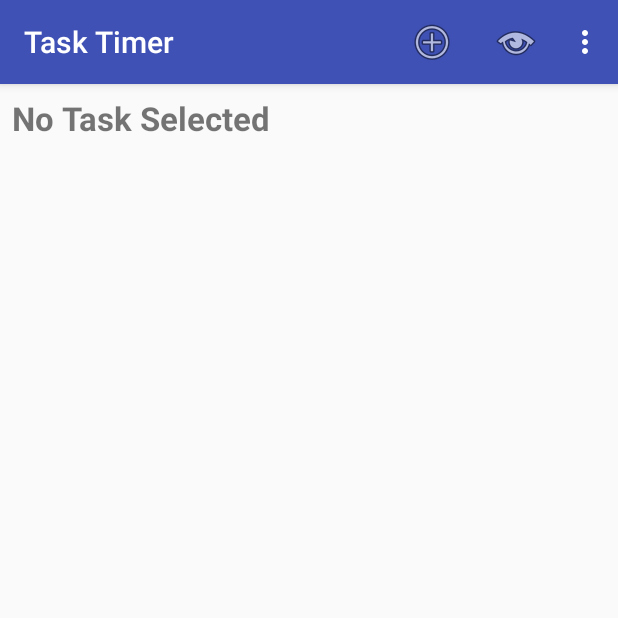
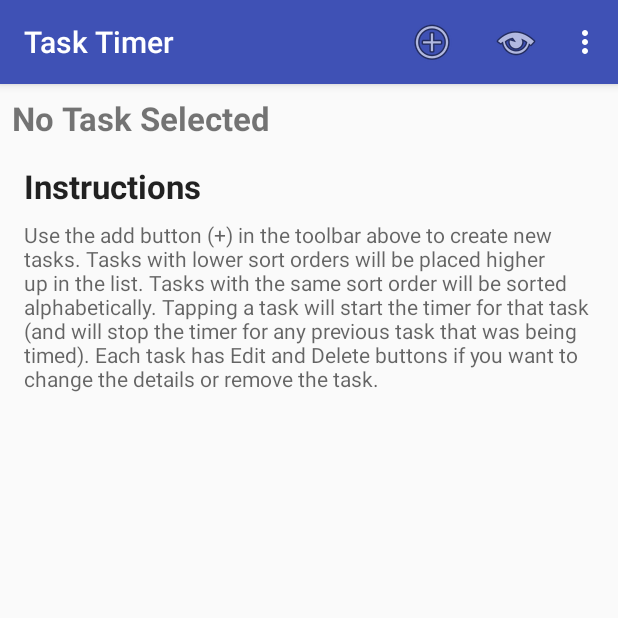
Before and after one commit to ponterip1/TaskTimer, an Android app: the screen it shows after launch (MainActivity), on a phone screen of 412 x 824 dp, the top half of it. Run offline under Robolectric (Android 15) with nearby library versions, the phone set to English and light mode, and no system bars.

Commit message:
finished CursorRecyclerViewAdapter and tested on emulator

```diff
--- a/app/src/main/java/com/peterponterio/tasktimer/CursorRecyclerViewAdapter.java
+++ b/app/src/main/java/com/peterponterio/tasktimer/CursorRecyclerViewAdapter.java
@@ -57,12 +57,8 @@ class CursorRecyclerViewAdapter extends RecyclerView.Adapter<CursorRecyclerViewA
         //if there wasnt any records, any data, or the cursor was null
         if((mCursor == null) || (mCursor.getCount() == 0)) {
             Log.d(TAG, "onBindViewHolder: providing instructions");
-            holder.name.setText("Instructions");
-            holder.description.setText("Use the add button (+) in the toolbar above to create new tasks. " +
-                    "\n\nTasks with lower sort orders will be placed higher up in the list." +
-                    "Tasks with the same sort order will be sorted alphabetically." +
-                    "\n\nTapping a task will start the timer for that task (and will stop the timer for any previous task that was being timed)." +
-                    "\n\nEach task has Edit and Delete buttons if you want to change the details or remove the task.");
+            holder.name.setText(R.string.instructions_heading);
+            holder.description.setText(R.string.instructions);
             holder.editButton.setVisibility(View.GONE);
             holder.deleteButton.setVisibility(View.GONE);
         } else { //if the cursor isnt null, display the data
@@ -89,10 +85,65 @@ class CursorRecyclerViewAdapter extends RecyclerView.Adapter<CursorRecyclerViewA
 
 
 
+    /*
+        recyclerView uses this so it knows how many items there are to display. If there are no items,
+        we will be sending back a view that displays the instructions. So in this case we dont want to
+         tell the recyclerView that there are no records. we'll always return atleast 1
+
+     */
     @Override
     public int getItemCount() {
-        return 0;
+        Log.d(TAG, "getItemCount: starts");
+
+        if((mCursor == null) || (mCursor.getCount() ==0)) {
+            return 1; //we return 1 because we populate a single ViewHolder with instructions
+        } else {
+            return mCursor.getCount();
+        }
     }
+
+
+
+
+
+
+
+    /**
+     * Swap in a new Cursor, returning the old Cursor.
+     * The returned old Cursor is <em>not</em> closed.
+     *
+     * @param newCursor The new cursor to be used
+     * @return Returns the previously set Cursor, or null if there wasnt one.
+     * If the given new Cursor is the same instance as the previously set
+     * Cursor, null is also returned
+     *
+     *
+     * Should be called whenever the cursor that the adapter is using is changed. We'll see it being
+     * called in main activity fragment when we provide a valid cursor for the first time and again
+     * when the loader is reset.
+     *
+     * The method returns the previous cursor, which can be useful if the owner of that cursor needs
+     * to close it. We dont have to worry about that because our cursor loader class takes care of it.
+     */
+    Cursor swapCursor(Cursor newCursor) {
+        if (newCursor == mCursor) {
+            return null;
+        }
+
+        final Cursor oldCursor = mCursor;
+        mCursor = newCursor;
+        if(newCursor != null) {
+            //notify the observers(such as a recyclerView) about the new cursor
+            notifyDataSetChanged();
+        } else {
+            //notify the observers about the lack of a data set
+            notifyItemRangeRemoved(0, getItemCount());
+        }
+        return oldCursor;
+
+    }
+
+
 
 
 
--- a/app/src/main/java/com/peterponterio/tasktimer/MainActivityFragment.java
+++ b/app/src/main/java/com/peterponterio/tasktimer/MainActivityFragment.java
@@ -8,6 +8,8 @@ import android.support.v4.app.Fragment;
 import android.support.v4.app.LoaderManager;
 import android.support.v4.content.CursorLoader;
 import android.support.v4.content.Loader;
+import android.support.v7.widget.LinearLayoutManager;
+import android.support.v7.widget.RecyclerView;
 import android.util.Log;
 import android.view.LayoutInflater;
 import android.view.View;
@@ -22,6 +24,14 @@ public class MainActivityFragment extends Fragment implements LoaderManager.Load
     private static final String TAG = "MainActivityFragment";
 
     public static final int LOADER_ID = 0;
+
+
+
+    private CursorRecyclerViewAdapter mAdapter; //add adapter reference
+
+
+
+
 
     public MainActivityFragment() {
         Log.d(TAG, "MainActivityFragment: starts");
@@ -74,8 +84,38 @@ public class MainActivityFragment extends Fragment implements LoaderManager.Load
     public View onCreateView(LayoutInflater inflater, ViewGroup container,
                              Bundle savedInstanceState) {
         Log.d(TAG, "onCreateView: starts");
-        return inflater.inflate(R.layout.fragment_main, container, false);
+
+
+        /*
+            we can use findViewById to get a reference to the recyclerView in our layout. Store
+            the view in a variable so we can call findViewById
+
+            Create a new cursor RecyclerView Adapter and link that to our recycler view
+         */
+        View view = inflater.inflate(R.layout.fragment_main, container, false);
+        RecyclerView recyclerView = (RecyclerView) view.findViewById(R.id.task_list);
+        recyclerView.setLayoutManager(new LinearLayoutManager(getContext()));
+
+        //no data yet, initializing with null which will cause it to return a view with instructions
+        mAdapter = new CursorRecyclerViewAdapter(null);
+        recyclerView.setAdapter(mAdapter);
+
+        Log.d(TAG, "onCreateView: returning");
+
+        return view;
     }
+
+
+
+
+
+
+
+
+
+
+
+
 
 
     /*
@@ -135,21 +175,20 @@ public class MainActivityFragment extends Fragment implements LoaderManager.Load
 
 
 
+
+
+
+
     @Override
     public void onLoadFinished(@NonNull Loader<Cursor> loader, Cursor data) {
-        //loop through the cursor and log the data that we get back
         Log.d(TAG, "Entering onLoadFinished");
-        int count = -1;
 
-        if(data != null) {
-            while(data.moveToNext()) {
-                for(int i=0; i<data.getColumnCount(); i++) {
-                    Log.d(TAG, "onLoadFinished: " + data.getColumnName(i) + ": " + data.getString(i));
-                }
-                Log.d(TAG, "onLoadFinished: ================================");
-            }
-            count = data.getCount();
-        }
+        /*
+            calling the swapCursor method and were retrieving the number of records from the adapter
+         */
+        mAdapter.swapCursor(data);
+        int count = mAdapter.getItemCount();
+
         Log.d(TAG, "onLoadFinished: count is " + count);
 
     }
@@ -166,5 +205,8 @@ public class MainActivityFragment extends Fragment implements LoaderManager.Load
     public void onLoaderReset(@NonNull Loader<Cursor> loader) {
         Log.d(TAG, "onLoaderReset: starts");
 
+        //adapter no longer holds a reference to the cursor. loader is free to close cursor now as well
+        mAdapter.swapCursor(null);
+
     }
 }
--- a/app/src/main/res/values/strings.xml
+++ b/app/src/main/res/values/strings.xml
@@ -14,4 +14,6 @@
     <string name="addedit_sort_hint">Orders: sorts low to high</string>
     <string name="addedit_save_text">Save</string>
     <string name="title_activity_add_edit">AddEditActivity</string>
+    <string name="instructions_heading">Instructions</string>
+    <string name="instructions">Use the add button (+) in the toolbar above to create new tasks.  Tasks with lower sort orders will be placed higher up in the list. Tasks with the same sort order will be sorted alphabetically.  Tapping a task will start the timer for that task (and will stop the timer for any previous task that was being timed).  Each task has Edit and Delete buttons if you want to change the details or remove the task.</string>
 </resources>
```
